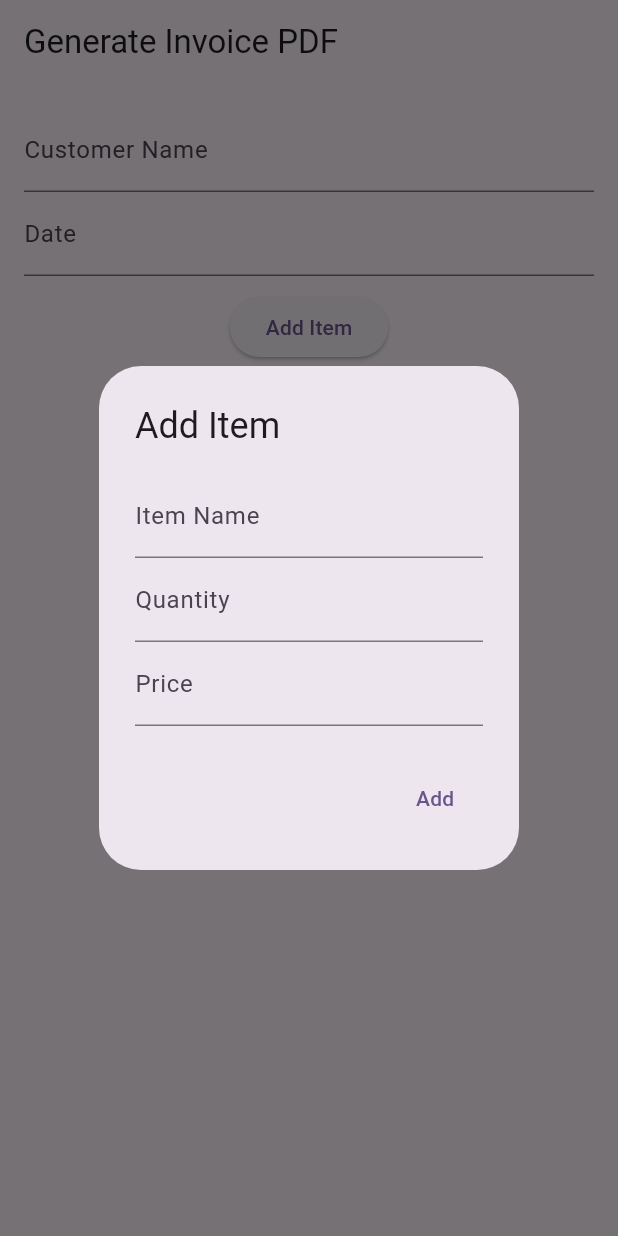
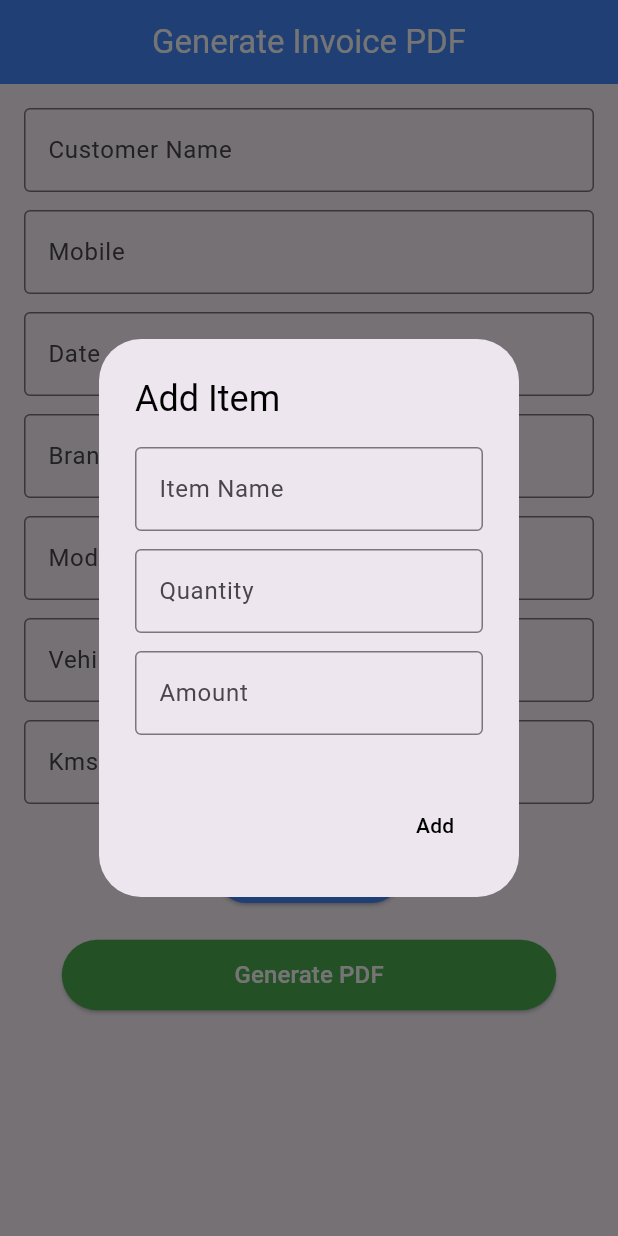
Before and after one commit to Mugeshrts/Pdf_generator, a Flutter app: the screen it shows after launch, after a tap on "Add Item", on a phone screen of 412 x 824 dp. Run offline on Flutter 3.47's test engine with Material 3 defaults, Android fonts, the light colour scheme and no system bars; our stand-ins replace open_file, pdf, permission_handler; missing offline and left inert: flutter_pdfview.

Commit message:
karthi invoice

```diff
--- a/lib/main.dart
+++ b/lib/main.dart
@@ -1,5 +1,6 @@
 import 'package:flutter/material.dart';
 import 'package:pdf_generator_1/pdfgenerator/pdfui.dart';
+import 'package:pdf_generator_1/pdfgenerator/splash.dart';
 
 void main() {
   runApp(const MyApp());
@@ -15,7 +16,7 @@ class MyApp extends StatelessWidget {
       theme: ThemeData(
         colorScheme: ColorScheme.fromSeed(seedColor: Colors.deepPurple),
       ),
-      home: PdfScreen()
+      home: SplashScreen()
     );
   }
 }
--- a/lib/pdfgenerator/pdfui.dart
+++ b/lib/pdfgenerator/pdfui.dart
@@ -11,35 +11,68 @@ class PdfScreen extends StatefulWidget {
 class _PdfScreenState extends State<PdfScreen> {
   final TextEditingController customerController = TextEditingController();
   final TextEditingController dateController = TextEditingController();
+  final TextEditingController mobileController = TextEditingController();
+  final TextEditingController brandController = TextEditingController();
+  final TextEditingController modelController = TextEditingController();
+  final TextEditingController vehicleController = TextEditingController();
+  final TextEditingController kmsController = TextEditingController();
   final List<List<String>> items = [];
 
   @override
   Widget build(BuildContext context) {
+    double screenWidth = MediaQuery.of(context).size.width;
+
     return Scaffold(
-      appBar: AppBar(title: Text("Generate Invoice PDF")),
-      body: Padding(
+      appBar: AppBar(
+        title: Text("Generate Invoice PDF",style: TextStyle(color: Colors.white),),
+        centerTitle: true,
+        backgroundColor: Colors.blueAccent,
+      ),
+      body: SingleChildScrollView(
         padding: EdgeInsets.all(16.0),
         child: Column(
           children: [
-            TextField(
-              controller: customerController,
-              decoration: InputDecoration(labelText: "Customer Name"),
-            ),
-            TextField(
-              controller: dateController,
-              decoration: InputDecoration(labelText: "Date"),
-            ),
+            _buildTextField("Customer Name", customerController),
+            _buildTextField("Mobile", mobileController, keyboardType: TextInputType.phone),
+            _buildTextField("Date", dateController, keyboardType: TextInputType.datetime),
+            _buildTextField("Brand Name", brandController),
+            _buildTextField("Model", modelController),
+            _buildTextField("Vehicle No", vehicleController),
+            _buildTextField("Kms", kmsController, keyboardType: TextInputType.number),
             SizedBox(height: 10),
-            ElevatedButton(
+            ElevatedButton.icon(
               onPressed: () => _addItemDialog(context),
-              child: Text("Add Item"),
+              icon: Icon(Icons.add,color: Colors.white,),
+              label: Text("Add Item",style: TextStyle(color: Colors.white),),
+              style: ElevatedButton.styleFrom(backgroundColor: Colors.blueAccent),
             ),
             SizedBox(height: 20),
-            ElevatedButton(
-              onPressed: () => _generatePdf(),
-              child: Text("Generate & Preview PDF"),
+            SizedBox(
+              width: screenWidth * 0.8, // Makes the button dynamic
+              child: ElevatedButton(
+                onPressed: () => _generatePdf(),
+                child: Text("Generate PDF", style: TextStyle(fontSize: 16,color: Colors.white)),
+                style: ElevatedButton.styleFrom(
+                  backgroundColor: Colors.green,
+                  padding: EdgeInsets.symmetric(vertical: 12),
+                ),
+              ),
             ),
           ],
+        ),
+      ),
+    );
+  }
+
+  Widget _buildTextField(String label, TextEditingController controller, {TextInputType keyboardType = TextInputType.text}) {
+    return Padding(
+      padding: const EdgeInsets.only(bottom: 12.0),
+      child: TextField(
+        controller: controller,
+        keyboardType: keyboardType,
+        decoration: InputDecoration(
+          labelText: label,
+          border: OutlineInputBorder(),
         ),
       ),
     );
@@ -54,13 +87,13 @@ class _PdfScreenState extends State<PdfScreen> {
       context: context,
       builder: (context) {
         return AlertDialog(
-          title: Text("Add Item"),
+          title: Text("Add Item",style: TextStyle(color: Colors.black),),
           content: Column(
             mainAxisSize: MainAxisSize.min,
             children: [
-              TextField(controller: itemController, decoration: InputDecoration(labelText: "Item Name")),
-              TextField(controller: quantityController, decoration: InputDecoration(labelText: "Quantity")),
-              TextField(controller: priceController, decoration: InputDecoration(labelText: "Price")),
+              _buildTextField("Item Name", itemController),
+              _buildTextField("Quantity", quantityController, keyboardType: TextInputType.number),
+              _buildTextField("Amount", priceController, keyboardType: TextInputType.number),
             ],
           ),
           actions: [
@@ -71,7 +104,7 @@ class _PdfScreenState extends State<PdfScreen> {
                 });
                 Navigator.pop(context);
               },
-              child: Text("Add"),
+              child: Text("Add",style: TextStyle(color: Colors.black),),
             ),
           ],
         );
@@ -85,8 +118,15 @@ class _PdfScreenState extends State<PdfScreen> {
 
     String customer = customerController.text;
     String date = dateController.text;
+    String mobile = mobileController.text;
+    String brand = brandController.text;
+    String model = modelController.text;
+    String vehicle = vehicleController.text;
+    String kms = kmsController.text;
 
-    String pdfPath = await PdfService.generateInvoice(customer, date, items);
+    String pdfPath = await PdfService.generateInvoice(
+      customer, date, mobile, brand, model, vehicle, kms, items,
+    );
 
     ScaffoldMessenger.of(context).showSnackBar(
       SnackBar(content: Text("PDF saved at: $pdfPath")),
--- /dev/null
+++ b/lib/pdfgenerator/splash.dart
@@ -0,0 +1,39 @@
+import 'dart:async';
+import 'package:flutter/material.dart';
+import 'package:pdf_generator_1/pdfgenerator/pdfui.dart';
+
+
+class SplashScreen extends StatefulWidget {
+  @override
+  _SplashScreenState createState() => _SplashScreenState();
+}
+
+class _SplashScreenState extends State<SplashScreen> {
+  @override
+  void initState() {
+    super.initState();
+    Timer(Duration(seconds: 3), () {
+      Navigator.pushReplacement(
+        context,
+        MaterialPageRoute(builder: (context) => PdfScreen()),
+      );
+    });
+  }
+
+  @override
+  Widget build(BuildContext context) {
+    return Scaffold(
+      body: Container(
+        decoration: BoxDecoration(
+          image: DecorationImage(
+            image: AssetImage("assets/images/Fifth Piston@3x.jpg"),
+            fit: BoxFit.cover, // Makes the image cover the entire screen
+          ),
+        ),
+        child: Center(
+          child: CircularProgressIndicator(), // Loading indicator
+        ),
+      ),
+    );
+  }
+}
```
Also changed, not shown: lib/pdfgenerator/pdfgenerator.dart (+109 -11 lines).
